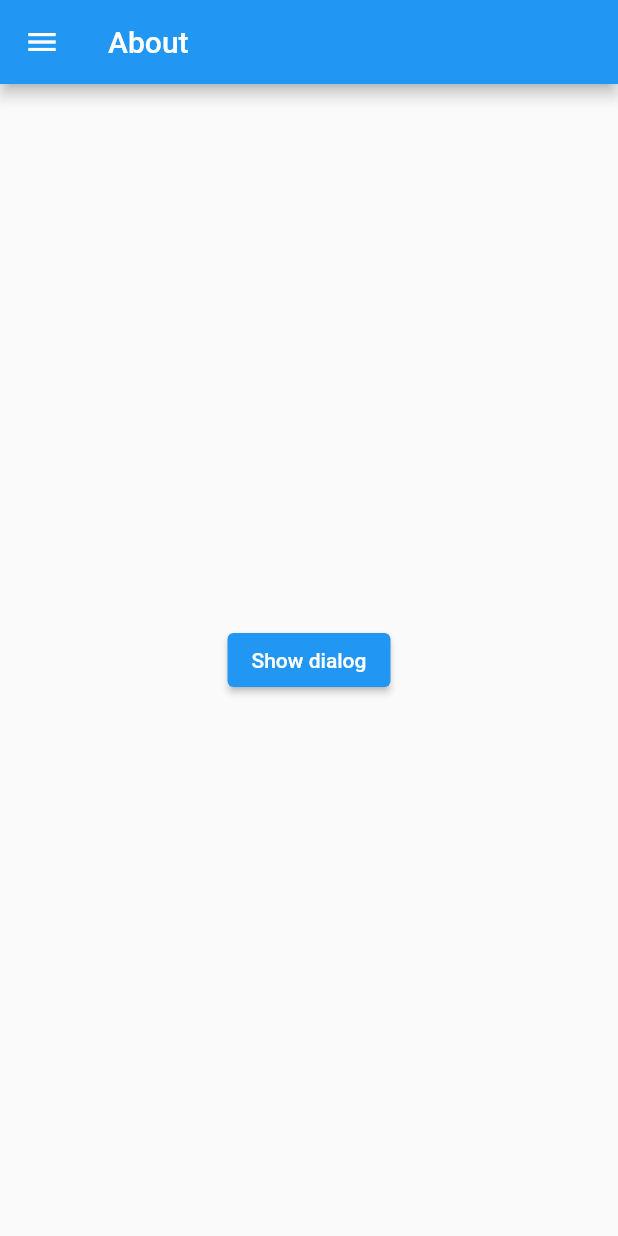
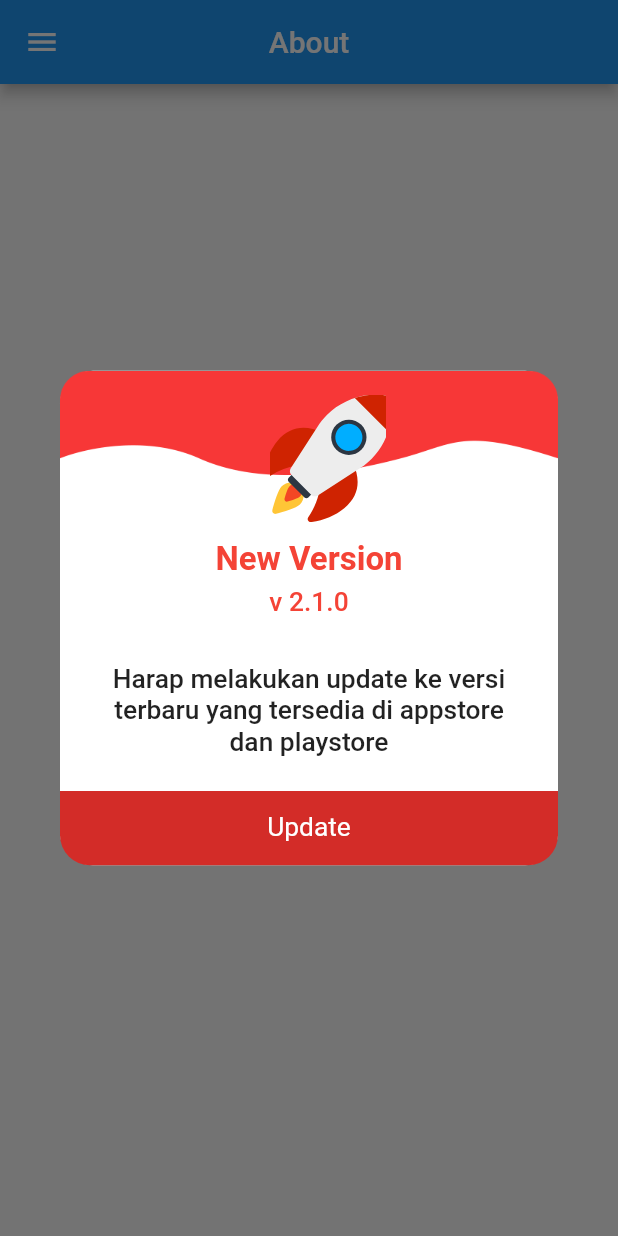
Before and after one commit to kfahmi77/flutter_belajar, a Flutter app: the AboutPage screen opened by its route, on a phone screen of 412 x 824 dp. Run offline on Flutter 3.47's test engine with Material 2 defaults, Android fonts, the phone set to English and light mode, and no system bars; our stand-ins replace flutter_screenutil, flutter_svg, go_router, shimmer.

Commit message:
buat menu dialog update dengan screen utils

```diff
--- a/lib/common/widget/animation/animated_align.dart
+++ b/lib/common/widget/animation/animated_align.dart
@@ -25,7 +25,7 @@ class _AnimatedAlignWidgetState extends State<AnimatedAlignWidget> {
           child: AnimatedAlign(
             alignment: _selected ? Alignment.topRight : Alignment.bottomLeft,
             duration: const Duration(seconds: 1),
-            curve: Curves.slowMiddle,
+            curve: Curves.bounceIn,
             child: const FlutterLogo(
               size: 56,
             ),
--- /dev/null
+++ b/lib/common/widget/update_dialog_widget.dart
@@ -0,0 +1,145 @@
+import 'package:flutter/material.dart';
+import 'package:flutter_screenutil/flutter_screenutil.dart';
+import 'package:flutter_svg/flutter_svg.dart';
+
+class CustomDialog extends StatelessWidget {
+  const CustomDialog({super.key});
+
+  @override
+  Widget build(BuildContext context) {
+    return Dialog(
+      shape: RoundedRectangleBorder(borderRadius: BorderRadius.circular(16.0)),
+      elevation: 0.0,
+      backgroundColor: Colors.transparent,
+      child: dialogContent(context),
+    );
+  }
+
+  Widget dialogContent(BuildContext context) {
+    ScreenUtil.init(
+      context,
+      designSize: const Size(375, 667),
+    );
+    double widthContainer = ScreenUtil().screenWidth * 0.9;
+    return Container(
+      width: ScreenUtil().screenWidth * 0.9,
+      height: ScreenUtil().screenHeight * 0.4,
+      decoration: BoxDecoration(
+        color: Colors.white,
+        borderRadius: BorderRadius.circular(20.w),
+      ),
+      child: Stack(
+        children: [
+          Row(
+            mainAxisSize: MainAxisSize.max,
+            children: [
+              Expanded(
+                child: Image.asset(
+                  'assets/image/banner.png',
+                  width: widthContainer,
+                  fit: BoxFit.contain,
+                ),
+              ),
+            ],
+          ),
+          Align(
+            alignment: const AlignmentDirectional(0.10, -0.87),
+            child: SvgPicture.asset(
+              'assets/image/logo.svg',
+              width: 70.w,
+              height: 69.h,
+              fit: BoxFit.cover,
+            ),
+          ),
+          Align(
+            alignment: const AlignmentDirectional(0, -0.5),
+            child: Row(
+              mainAxisSize: MainAxisSize.max,
+              mainAxisAlignment: MainAxisAlignment.spaceEvenly,
+              children: [
+                Padding(
+                  padding: EdgeInsetsDirectional.fromSTEB(0, 40.h, 0, 0),
+                  child: Text(
+                    'New Version',
+                    style: TextStyle(
+                        fontSize: 20.sp,
+                        fontWeight: FontWeight.bold,
+                        color: Colors.red),
+                  ),
+                ),
+              ],
+            ),
+          ),
+          Align(
+            alignment: const AlignmentDirectional(0, -0.21),
+            child: Padding(
+              padding: EdgeInsetsDirectional.fromSTEB(0, 30.h, 0, 0),
+              child: Row(
+                mainAxisSize: MainAxisSize.max,
+                mainAxisAlignment: MainAxisAlignment.spaceEvenly,
+                children: [
+                  Text(
+                    'v 2.1.0',
+                    style: TextStyle(
+                        fontSize: 16.sp,
+                        fontWeight: FontWeight.w500,
+                        color: Colors.red),
+                  ),
+                ],
+              ),
+            ),
+          ),
+          Align(
+            alignment: const AlignmentDirectional(0, 0.4),
+            child: Padding(
+              padding: const EdgeInsetsDirectional.fromSTEB(29, 29, 29, 0),
+              child: Text(
+                'Harap melakukan update ke versi terbaru yang tersedia di appstore dan playstore',
+                textAlign: TextAlign.center,
+                style: TextStyle(
+                  fontSize: 16.sp,
+                  fontWeight: FontWeight.w500,
+                ),
+              ),
+            ),
+          ),
+          Align(
+            alignment: const AlignmentDirectional(0, 1),
+            child: Container(
+              width: ScreenUtil().screenWidth,
+              height: 40.h,
+              decoration: const BoxDecoration(
+                color: Color(0xFFD32C28),
+                borderRadius: BorderRadius.only(
+                  bottomLeft: Radius.circular(20),
+                  bottomRight: Radius.circular(20),
+                  topLeft: Radius.circular(0),
+                  topRight: Radius.circular(0),
+                ),
+              ),
+              child: Row(
+                mainAxisSize: MainAxisSize.max,
+                mainAxisAlignment: MainAxisAlignment.spaceEvenly,
+                children: [
+                  GestureDetector(
+                    onTap: () {
+                      Navigator.pop(context);
+                    },
+                    child: Text(
+                      'Update',
+                      style: TextStyle(
+                        fontSize: 16.sp,
+                        fontWeight: FontWeight.normal,
+                        color: Colors.white,
+                      ),
+                    ),
+                  )
+                ],
+              ),
+            ),
+          ),
+        ],
+      ),
+    );
+  }
+}
--- a/lib/main.dart
+++ b/lib/main.dart
@@ -1,9 +1,12 @@
 import 'package:flutter/material.dart';
 import 'package:flutter_belajar/common/app_drawer.dart';
+import 'package:flutter_screenutil/flutter_screenutil.dart';
 
 import 'routes.dart';
 
-void main() => runApp(const MyApp());
+Future<void> main() async {
+  runApp(const MyApp());
+}
 
 class MyApp extends StatelessWidget {
   const MyApp({super.key});
@@ -11,6 +14,7 @@ class MyApp extends StatelessWidget {
   @override
   Widget build(BuildContext context) {
     return MaterialApp.router(
+      debugShowCheckedModeBanner: false,
       title: 'Belajar Flutter',
       routerConfig: router,
     );
--- a/lib/module/about/about.dart
+++ b/lib/module/about/about.dart
@@ -4,22 +4,49 @@ import 'package:flutter_belajar/common/widget/about_dialog_widget.dart';
 import 'package:flutter_belajar/common/widget/alert_dialog_widget.dart';
 import 'package:flutter_belajar/common/widget/animation/animated_align.dart';
 import 'package:flutter_belajar/common/widget/animation/animated_icon.dart';
+import 'package:flutter_belajar/common/widget/update_dialog_widget.dart';
+import 'package:flutter_screenutil/flutter_screenutil.dart';
 
 import '../../main.dart';
 
-class AboutPage extends StatelessWidget {
+class AboutPage extends StatefulWidget {
   const AboutPage({super.key});
 
   @override
+  State<AboutPage> createState() => _AboutPageState();
+}
+
+class _AboutPageState extends State<AboutPage> {
+  @override
+  void initState() {
+    super.initState();
+    WidgetsBinding.instance.addPostFrameCallback((_) {
+      showDialog(
+          context: context,
+          barrierDismissible: false,
+          builder: (context) => const CustomDialog());
+    });
+  }
+
+  @override
   Widget build(BuildContext context) {
+    return ScreenUtilInit(
+        designSize: const Size(360, 690),
+        minTextAdapt: true,
+        splitScreenMode: true,
+        builder: (context, child) {
           return AppbarSafeArea(
             child: Scaffold(
               appBar: AppBar(
                 title: const Text('About'),
+                centerTitle: true,
               ),
               drawer: const NavigationAppDrawer(),
-        body: const Center(child: AboutDialogWidget()),
+              body: const Center(
+                child: Text('This is the about  page'),
+              ),
             ),
           );
+        });
   }
 }
--- a/lib/module/http/services.dart
+++ b/lib/module/http/services.dart
@@ -9,7 +9,7 @@ Future<List<Galleries>> fetchPhotos(
   final response = await http.get(Uri.parse(
       'https://jsonplaceholder.typicode.com/photos?_start=$offset&_limit=$limit'));
   if (response.statusCode == 200) {
-    final data = json.decode(response.body) as List;
+    List<dynamic> data = json.decode(response.body);
     return data.map((item) => Galleries.fromJson(item)).toList();
   } else {
     throw Exception('Failed to load photos');
```
Also changed, not shown: pubspec.yaml (+6 -2 lines), assets/image/banner.png (added), assets/image/logo.svg (added), pubspec.lock, 1 other file. Lines whose indentation alone changed are shown as unchanged.
